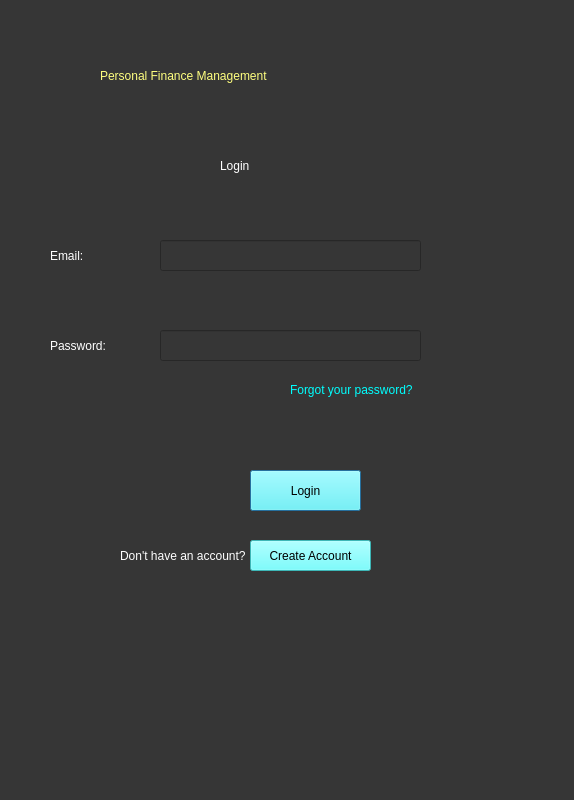
Old version of the form login.ui in the repository Personal-Finance-Management/Project.
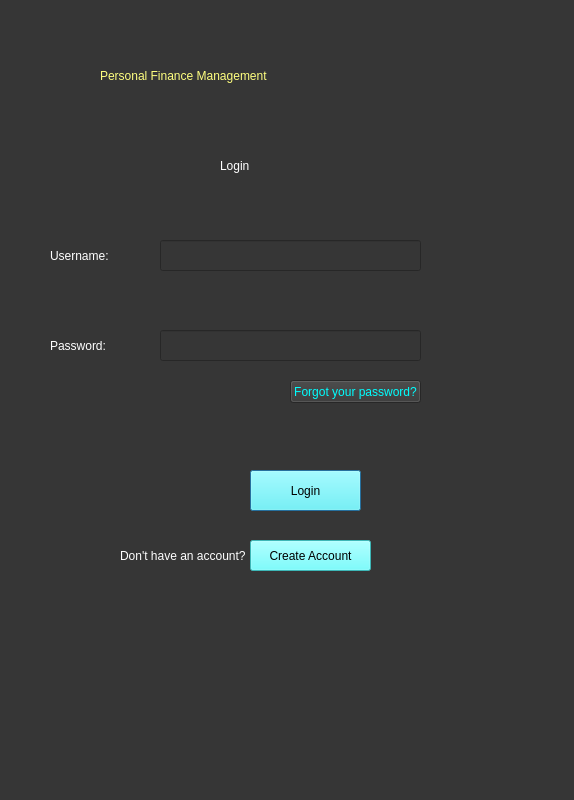
New version of the form.

Diff of the .ui file:
```diff
--- a/login.ui
+++ b/login.ui
@@ -39,7 +39,7 @@
     <rect>
      <x>50</x>
      <y>240</y>
-     <width>71</width>
+     <width>101</width>
      <height>31</height>
     </rect>
    </property>
@@ -48,7 +48,7 @@
 color: rgb(255, 255, 255);</string>
    </property>
    <property name="text">
-    <string>Email:</string>
+    <string>Username:</string>
    </property>
   </widget>
   <widget class="QLineEdit" name="email">
@@ -168,13 +168,13 @@
     <string>Personal Finance Management</string>
    </property>
   </widget>
-  <widget class="QLabel" name="forgotpassword">
+  <widget class="QPushButton" name="forgotpassword">
    <property name="geometry">
     <rect>
      <x>290</x>
      <y>380</y>
-     <width>141</width>
-     <height>20</height>
+     <width>131</width>
+     <height>23</height>
     </rect>
    </property>
    <property name="styleSheet">
@@ -182,7 +182,7 @@
 font: 10pt &quot;MS Shell Dlg 2&quot;;</string>
    </property>
    <property name="text">
-    <string>&lt;html&gt;&lt;head/&gt;&lt;body&gt;&lt;p&gt;Forgot your password?&lt;/p&gt;&lt;/body&gt;&lt;/html&gt;</string>
+    <string>Forgot your password?</string>
    </property>
   </widget>
  </widget>
```
Left out of the diff: 3 changed lines with no effect on the pictures.
